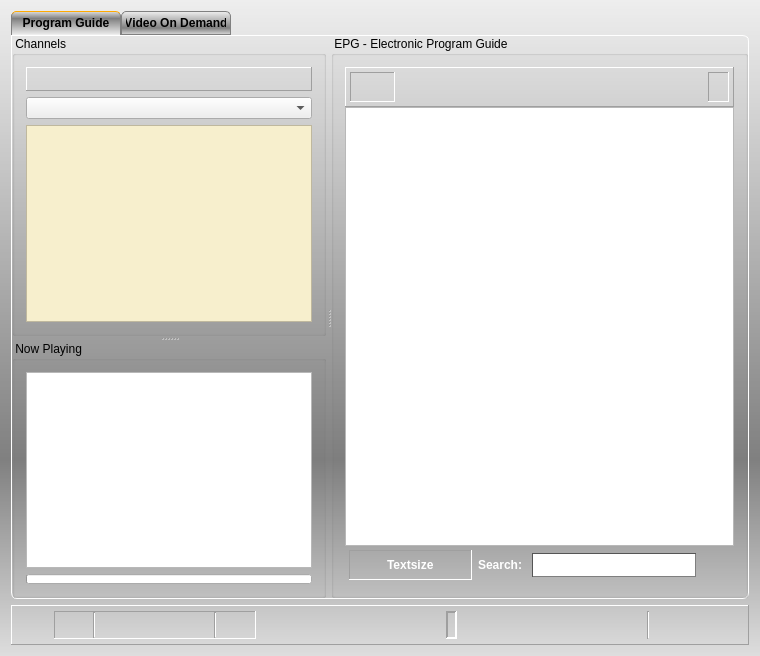
This is vlc-record/forms/recorder.ui in code-google-com/vlc-record as Qt 5 draws it before an edit. The edited form follows.
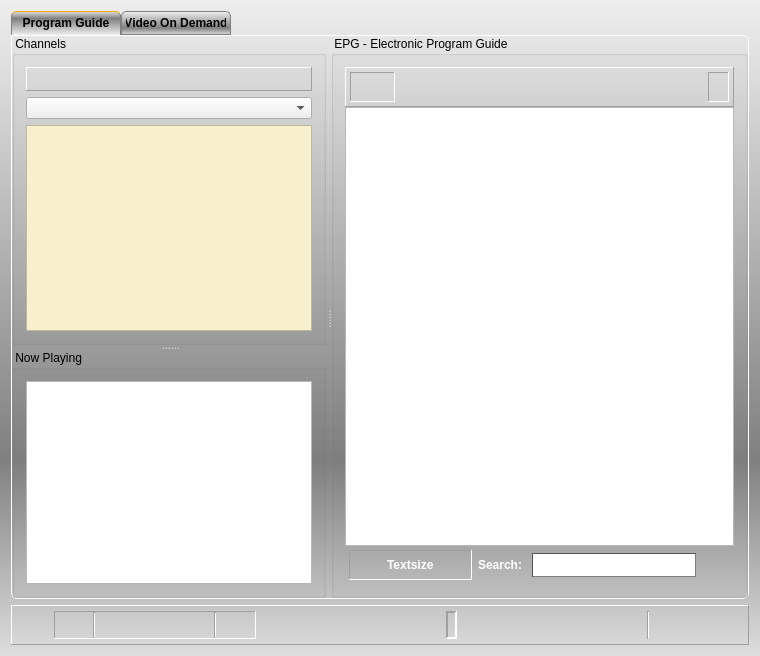
This is the edited form. Icons and pictures are not drawn. Custom widgets are drawn as their Qt base class.

Commit message: More changes in position slider stuff: - remove progressbar from recorder dialog (slider will handle this) - don't hide slider after position change - remove pagestep from slider - hide handle if slider is read only or mouse not over - slider position as well as timestamp only gets updated periodical

```diff
--- a/vlc-record/forms/recorder.ui
+++ b/vlc-record/forms/recorder.ui
@@ -252,31 +252,6 @@
               </property>
              </widget>
             </item>
-            <item>
-             <widget class="QProgressBar" name="progressBar">
-              <property name="minimumSize">
-               <size>
-                <width>0</width>
-                <height>10</height>
-               </size>
-              </property>
-              <property name="maximumSize">
-               <size>
-                <width>16777215</width>
-                <height>10</height>
-               </size>
-              </property>
-              <property name="whatsThis">
-               <string>Time Progress for played programm</string>
-              </property>
-              <property name="value">
-               <number>0</number>
-              </property>
-              <property name="textVisible">
-               <bool>false</bool>
-              </property>
-             </widget>
-            </item>
            </layout>
           </widget>
          </widget>
```
Left out of the diff: 28 changed lines with no effect on the pictures. The commit also changes 12 other files.
